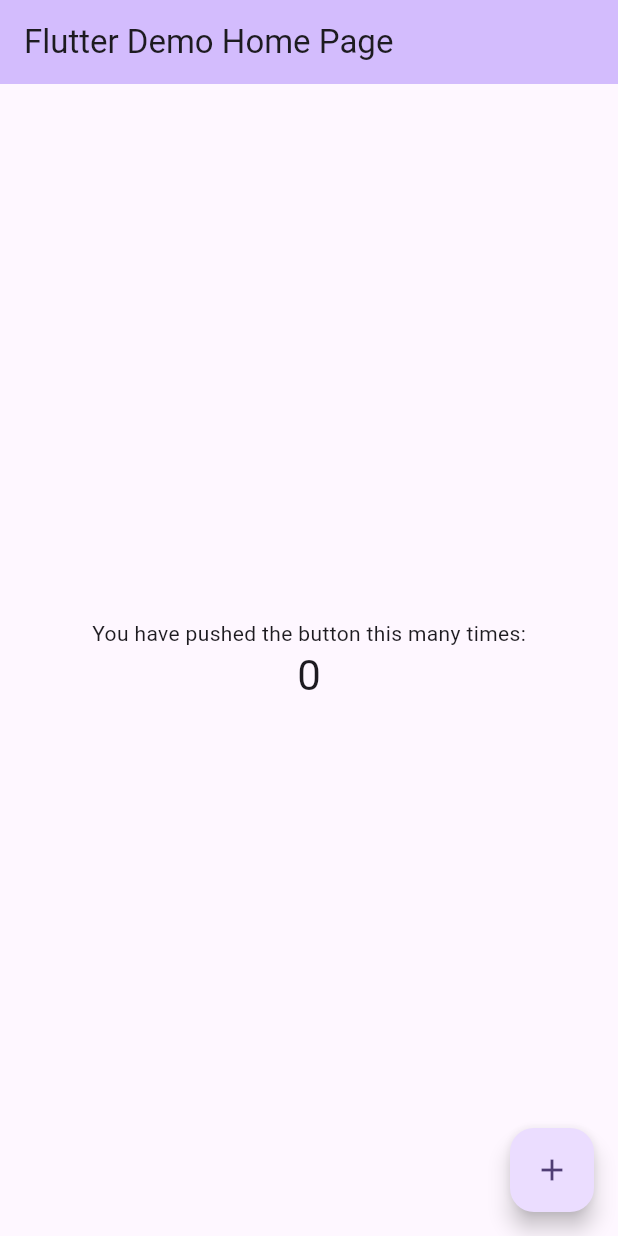
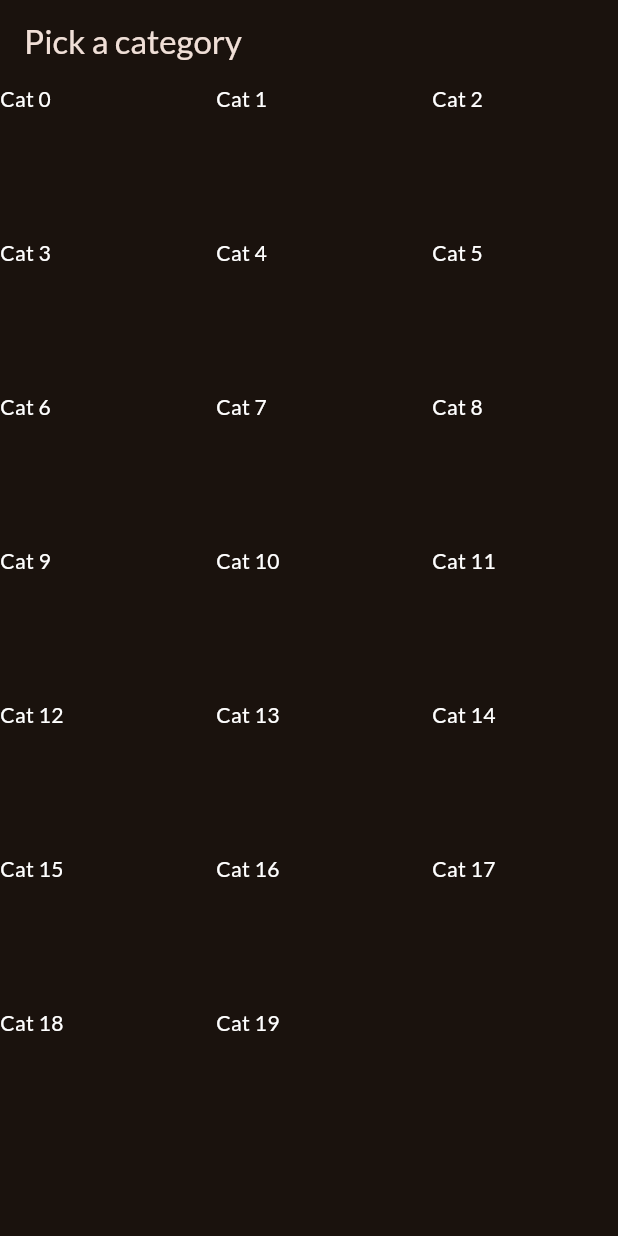
Before and after one commit to fordf/meal-plan, a Flutter app: the screen it shows after launch, on a phone screen of 412 x 824 dp. Run offline on Flutter 3.47's test engine with Material 3 defaults, Android fonts, the phone set to English and light mode, and no system bars; our stand-ins replace google_fonts.

Commit message:
create gridview for meal category selection screen

```diff
--- a/lib/main.dart
+++ b/lib/main.dart
@@ -1,125 +1,29 @@
 import 'package:flutter/material.dart';
+import 'package:google_fonts/google_fonts.dart';
+
+import 'package:meal_plan/screens/categories.dart';
+
+final theme = ThemeData(
+  colorScheme: ColorScheme.fromSeed(
+    seedColor: const Color.fromARGB(255, 131, 57, 0),
+    brightness: Brightness.dark,
+  ),
+  textTheme: GoogleFonts.latoTextTheme(),
+);
 
 void main() {
-  runApp(const MyApp());
+  runApp(const MealyApp());
 }
 
-class MyApp extends StatelessWidget {
-  const MyApp({super.key});
+class MealyApp extends StatelessWidget {
+  const MealyApp({super.key});
 
   // This widget is the root of your application.
   @override
   Widget build(BuildContext context) {
     return MaterialApp(
-      title: 'Flutter Demo',
-      theme: ThemeData(
-        // This is the theme of your application.
-        //
-        // TRY THIS: Try running your application with "flutter run". You'll see
-        // the application has a purple toolbar. Then, without quitting the app,
-        // try changing the seedColor in the colorScheme below to Colors.green
-        // and then invoke "hot reload" (save your changes or press the "hot
-        // reload" button in a Flutter-supported IDE, or press "r" if you used
-        // the command line to start the app).
-        //
-        // Notice that the counter didn't reset back to zero; the application
-        // state is not lost during the reload. To reset the state, use hot
-        // restart instead.
-        //
-        // This works for code too, not just values: Most code changes can be
-        // tested with just a hot reload.
-        colorScheme: ColorScheme.fromSeed(seedColor: Colors.deepPurple),
-        useMaterial3: true,
-      ),
-      home: const MyHomePage(title: 'Flutter Demo Home Page'),
+      theme: theme,
+      home: CategoriesScreen(),
     );
   }
 }
-
-class MyHomePage extends StatefulWidget {
-  const MyHomePage({super.key, required this.title});
-
-  // This widget is the home page of your application. It is stateful, meaning
-  // that it has a State object (defined below) that contains fields that affect
-  // how it looks.
-
-  // This class is the configuration for the state. It holds the values (in this
-  // case the title) provided by the parent (in this case the App widget) and
-  // used by the build method of the State. Fields in a Widget subclass are
-  // always marked "final".
-
-  final String title;
-
-  @override
-  State<MyHomePage> createState() => _MyHomePageState();
-}
-
-class _MyHomePageState extends State<MyHomePage> {
-  int _counter = 0;
-
-  void _incrementCounter() {
-    setState(() {
-      // This call to setState tells the Flutter framework that something has
-      // changed in this State, which causes it to rerun the build method below
-      // so that the display can reflect the updated values. If we changed
-      // _counter without calling setState(), then the build method would not be
-      // called again, and so nothing would appear to happen.
-      _counter++;
-    });
-  }
-
-  @override
-  Widget build(BuildContext context) {
-    // This method is rerun every time setState is called, for instance as done
-    // by the _incrementCounter method above.
-    //
-    // The Flutter framework has been optimized to make rerunning build methods
-    // fast, so that you can just rebuild anything that needs updating rather
-    // than having to individually change instances of widgets.
-    return Scaffold(
-      appBar: AppBar(
-        // TRY THIS: Try changing the color here to a specific color (to
-        // Colors.amber, perhaps?) and trigger a hot reload to see the AppBar
-        // change color while the other colors stay the same.
-        backgroundColor: Theme.of(context).colorScheme.inversePrimary,
-        // Here we take the value from the MyHomePage object that was created by
-        // the App.build method, and use it to set our appbar title.
-        title: Text(widget.title),
-      ),
-      body: Center(
-        // Center is a layout widget. It takes a single child and positions it
-        // in the middle of the parent.
-        child: Column(
-          // Column is also a layout widget. It takes a list of children and
-          // arranges them vertically. By default, it sizes itself to fit its
-          // children horizontally, and tries to be as tall as its parent.
-          //
-          // Column has various properties to control how it sizes itself and
-          // how it positions its children. Here we use mainAxisAlignment to
-          // center the children vertically; the main axis here is the vertical
-          // axis because Columns are vertical (the cross axis would be
-          // horizontal).
-          //
-          // TRY THIS: Invoke "debug painting" (choose the "Toggle Debug Paint"
-          // action in the IDE, or press "p" in the console), to see the
-          // wireframe for each widget.
-          mainAxisAlignment: MainAxisAlignment.center,
-          children: <Widget>[
-            const Text(
-              'You have pushed the button this many times:',
-            ),
-            Text(
-              '$_counter',
-              style: Theme.of(context).textTheme.headlineMedium,
-            ),
-          ],
-        ),
-      ),
-      floatingActionButton: FloatingActionButton(
-        onPressed: _incrementCounter,
-        tooltip: 'Increment',
-        child: const Icon(Icons.add),
-      ), // This trailing comma makes auto-formatting nicer for build methods.
-    );
-  }
-}
--- /dev/null
+++ b/lib/models/category.dart
@@ -0,0 +1,9 @@
+import 'package:flutter/material.dart';
+
+class Category {
+  const Category({required this.id, required this.title, this.color = Colors.pink});
+
+  final String id;
+  final String title;
+  final Color color;
+}
--- /dev/null
+++ b/lib/screens/categories.dart
@@ -0,0 +1,29 @@
+import 'package:flutter/material.dart';
+
+class CategoriesScreen extends StatelessWidget {
+  const CategoriesScreen({super.key});
+
+  @override
+  Widget build(BuildContext context) {
+    return Scaffold(
+      appBar: AppBar(
+        title: const Text('Pick a category'),
+      ),
+      body: GridView(
+        gridDelegate: const SliverGridDelegateWithFixedCrossAxisCount(
+          crossAxisCount: 3,
+          childAspectRatio: 3 / 2,
+          crossAxisSpacing: 20,
+          mainAxisSpacing: 20,
+        ),
+        children: [
+          for (var i = 0; i < 20; i++)
+            Text(
+              'Cat $i',
+              style: const TextStyle(color: Colors.white),
+            )
+        ],
+      ),
+    );
+  }
+}
--- /dev/null
+++ b/lib/widgets/category_grid_item.dart
@@ -0,0 +1,30 @@
+import 'package:flutter/material.dart';
+import 'package:meal_plan/models/category.dart';
+
+class CategoryGridItem extends StatelessWidget {
+  const CategoryGridItem({super.key, required this.category});
+
+  final Category category;
+
+  @override
+  Widget build(BuildContext context) {
+    return Container(
+        padding: const EdgeInsets.all(16),
+        decoration: BoxDecoration(
+          gradient: LinearGradient(
+            colors: [
+              category.color.withOpacity(.55),
+              category.color.withOpacity(.9),
+            ],
+            begin: Alignment.topLeft,
+            end: Alignment.bottomRight,
+          ),
+        ),
+        child: Text(
+          category.title,
+          style: Theme.of(context).textTheme.titleLarge!.copyWith(
+                color: Theme.of(context).colorScheme.onSurface,
+              ),
+        ));
+  }
+}
--- a/pubspec.yaml
+++ b/pubspec.yaml
@@ -35,6 +35,7 @@
   # The following adds the Cupertino Icons font to your application.
   # Use with the CupertinoIcons class for iOS style icons.
   cupertino_icons: ^1.0.8
+  google_fonts: ^6.2.1
 
 dev_dependencies:
   flutter_test:
```
Also changed, not shown: lib/data/dummy_data.dart (added, +56 -0 lines), pubspec.lock, 10 other files.
